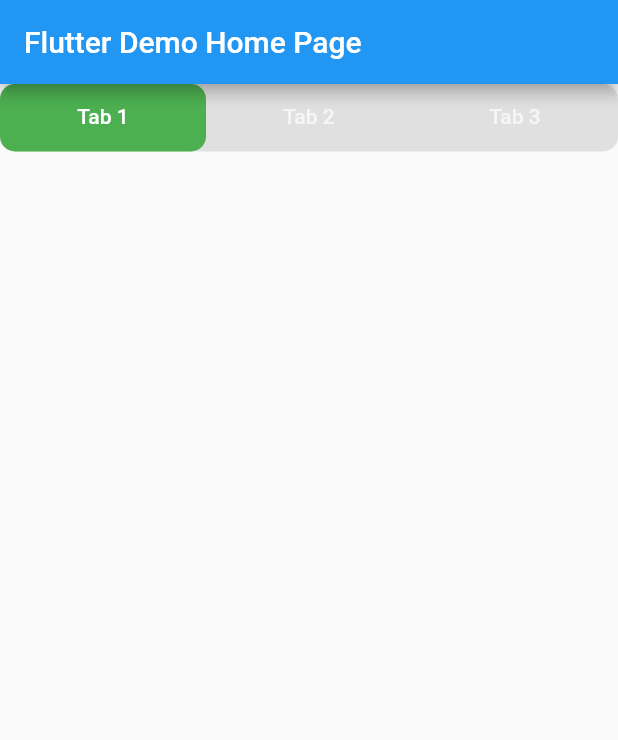
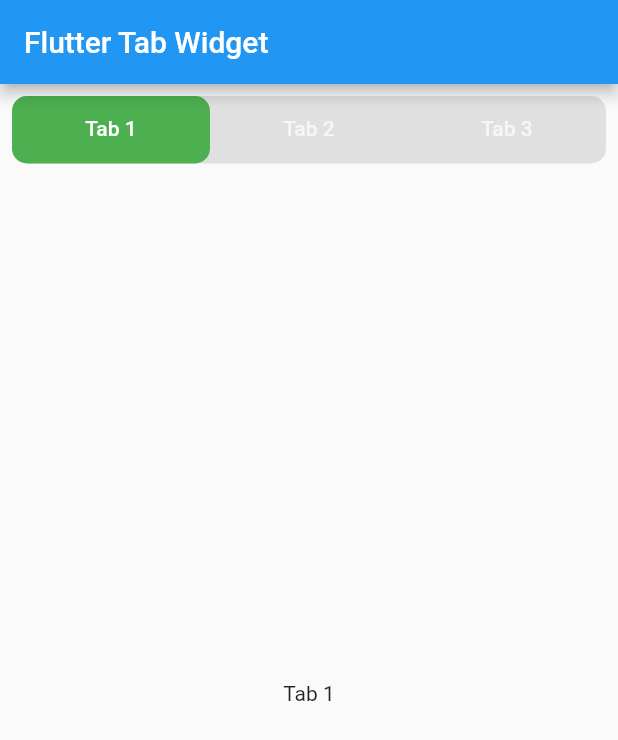
Before and after one commit to JosephLattisaw/flutter_tab_widget, a Flutter app: the screen it shows after launch, on a phone screen of 412 x 824 dp. Shown: the top 740 px of the screen. Run offline on Flutter 3.47's test engine with Material 2 defaults, Android fonts, the phone set to English and light mode, and no system bars; our stand-ins replace flutter_hooks.

Commit message:
updated app bar name and made dynamic widgets to tab bar

```diff
--- a/lib/main.dart
+++ b/lib/main.dart
@@ -15,7 +15,7 @@ class MyApp extends StatelessWidget {
       theme: ThemeData(
         primarySwatch: Colors.blue,
       ),
-      home: MyHomePage(title: 'Flutter Demo Home Page'),
+      home: MyHomePage(title: 'Flutter Tab Widget'),
     );
   }
 }
@@ -23,17 +23,43 @@ class MyApp extends StatelessWidget {
 class MyHomePage extends HookWidget {
   MyHomePage({Key? key, this.title}) : super(key: key);
 
+  static const String DEFAULT_TITLE = "";
+  static const double DEFAULT_PADDING = 8.0;
+  static const int totalTabs = 3;
+
   final String? title;
-  static const String defaultTitle = "";
+  final _tabWidgetPadding = const EdgeInsets.all(DEFAULT_PADDING);
+
+  List<Widget> getTabs(int count) {
+    List<Widget> tabs = [];
+    for (var i = 0; i < count; i++) {
+      tabs.add(Tab(text: "Tab ${i + 1}"));
+    }
+
+    return tabs;
+  }
+
+  List<Widget> getTabWidgets(int count) {
+    List<Widget> widgets = [];
+    for (var i = 0; i < count; i++) {
+      widgets.add(Center(child: Text("Tab ${i + 1}")));
+    }
+
+    return widgets;
+  }
 
   @override
   Widget build(BuildContext context) {
     return Scaffold(
       appBar: AppBar(
-        title: Text(this.title ?? defaultTitle),
+        title: Text(this.title ?? DEFAULT_TITLE),
       ),
       body: Center(
-        child: tab_widget.TabWidget(),
+        child: Padding(
+          padding: _tabWidgetPadding,
+          child: tab_widget.TabWidget(
+              tabs: getTabs(totalTabs), tabWidgets: getTabWidgets(totalTabs)),
+        ),
       ),
     );
   }
--- a/lib/tab_widget.dart
+++ b/lib/tab_widget.dart
@@ -4,18 +4,24 @@ import 'package:flutter/material.dart';
 import 'package:flutter_hooks/flutter_hooks.dart';
 
 class TabWidget extends HookWidget {
+  TabWidget({
+    Key? key,
+    required this.tabs,
+    required this.tabWidgets,
+    this.containerHeight = 45,
+  }) : super(key: key) {
+    assert(this.tabs.length == this.tabWidgets.length);
+  }
+
+  final List<Widget> tabs;
+  final List<Widget> tabWidgets;
+  final double containerHeight;
+
   static const double DEFAULT_BORDER_RADIUS = 10.0;
   static const DEFAULT_PADDING = const EdgeInsets.all(0.0);
-  static const double DEFAULT_CONTAINER_HEIGHT = 45;
 
   @override
   Widget build(BuildContext context) {
-    final tabs = useMemoized(() => [
-          Tab(text: "Tab 1"),
-          Tab(text: "Tab 2"),
-          Tab(text: "Tab 3"),
-        ]);
-
     final ticker = useSingleTickerProvider();
     final tabController =
         useMemoized(() => TabController(length: tabs.length, vsync: ticker));
@@ -31,10 +37,12 @@ class TabWidget extends HookWidget {
       child: Column(
         children: [
           Container(
-            height: DEFAULT_CONTAINER_HEIGHT,
+            height: 45,
             decoration: BoxDecoration(
-              color: Colors.grey.shade300,
-              borderRadius: defaultBorderRadius,
+              color: Colors.grey[300],
+              borderRadius: BorderRadius.circular(
+                10.0,
+              ),
             ),
             child: TabBar(
               controller: tabController,
@@ -45,6 +53,12 @@ class TabWidget extends HookWidget {
               tabs: tabs,
             ),
           ),
+          Expanded(
+            child: TabBarView(
+              controller: tabController,
+              children: tabWidgets,
+            ),
+          ),
         ],
       ),
     );
```
